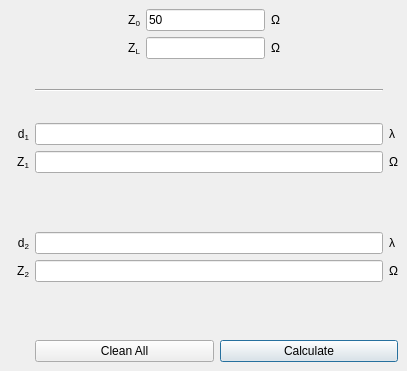
Old version of the form ui/lambda4.ui in the repository urbanij/syRF.
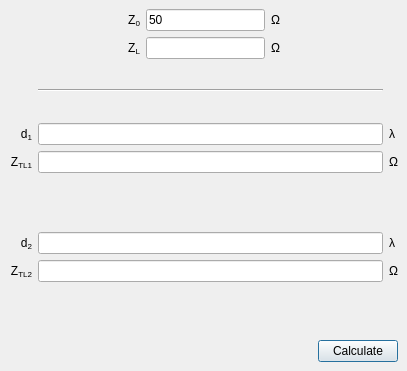
New version of the form.

Commit message: improved λ/4 transformer matching widget.

```diff
--- a/ui/lambda4.ui
+++ b/ui/lambda4.ui
@@ -44,7 +44,7 @@
        </sizepolicy>
       </property>
       <property name="text">
-       <string>&lt;html&gt;&lt;head/&gt;&lt;body&gt;&lt;p&gt;Z&lt;span style=&quot; vertical-align:sub;&quot;&gt;1&lt;/span&gt;&lt;/p&gt;&lt;/body&gt;&lt;/html&gt;</string>
+       <string>&lt;html&gt;&lt;head/&gt;&lt;body&gt;&lt;p&gt;Z&lt;span style=&quot; vertical-align:sub;&quot;&gt;TL1&lt;/span&gt;&lt;/p&gt;&lt;/body&gt;&lt;/html&gt;</string>
       </property>
       <property name="alignment">
        <set>Qt::AlignRight|Qt::AlignTrailing|Qt::AlignVCenter</set>
@@ -247,7 +247,7 @@
        </sizepolicy>
       </property>
       <property name="text">
-       <string>&lt;html&gt;&lt;head/&gt;&lt;body&gt;&lt;p&gt;Z&lt;span style=&quot; vertical-align:sub;&quot;&gt;2&lt;/span&gt;&lt;/p&gt;&lt;/body&gt;&lt;/html&gt;</string>
+       <string>&lt;html&gt;&lt;head/&gt;&lt;body&gt;&lt;p&gt;Z&lt;span style=&quot; vertical-align:sub;&quot;&gt;TL2&lt;/span&gt;&lt;/p&gt;&lt;/body&gt;&lt;/html&gt;</string>
       </property>
       <property name="alignment">
        <set>Qt::AlignRight|Qt::AlignTrailing|Qt::AlignVCenter</set>
@@ -284,11 +284,17 @@
     <item row="8" column="1" colspan="2">
      <layout class="QHBoxLayout" name="horizontalLayout">
       <item>
-       <widget class="QPushButton" name="clean_lambda4_button">
-        <property name="text">
-         <string>Clean All</string>
+       <spacer name="horizontalSpacer_3">
+        <property name="orientation">
+         <enum>Qt::Horizontal</enum>
         </property>
-       </widget>
+        <property name="sizeHint" stdset="0">
+         <size>
+          <width>40</width>
+          <height>20</height>
+         </size>
+        </property>
+       </spacer>
       </item>
       <item>
        <widget class="QPushButton" name="Calculate_lambda4">
```
The commit also changes 1 other file.
